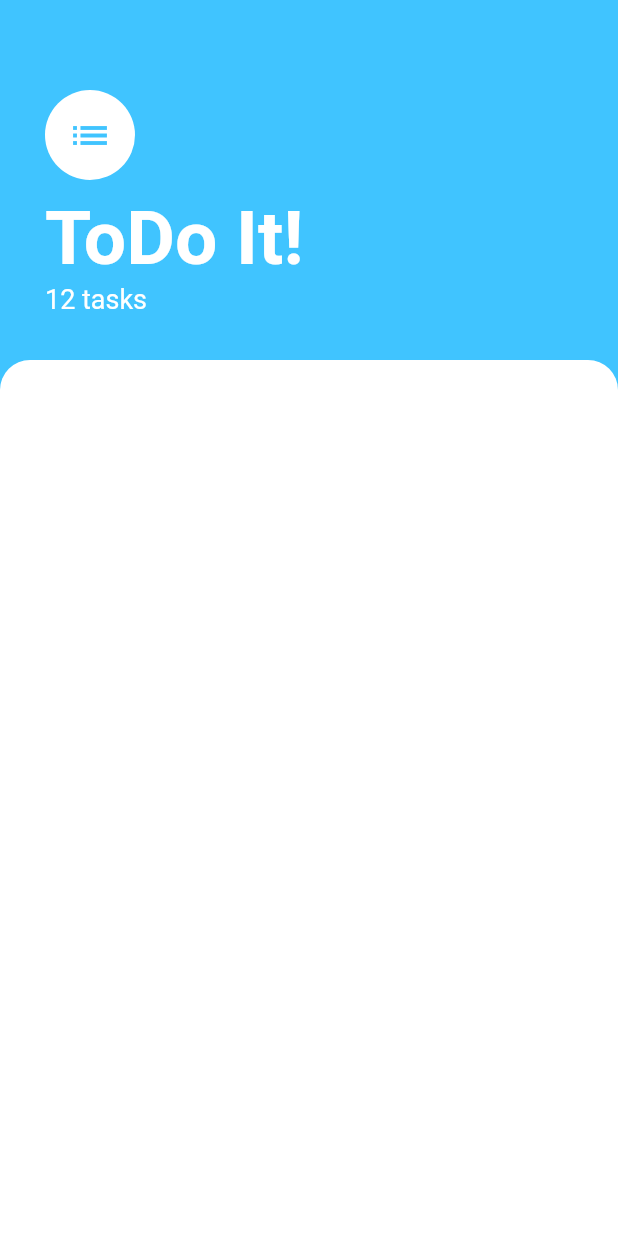
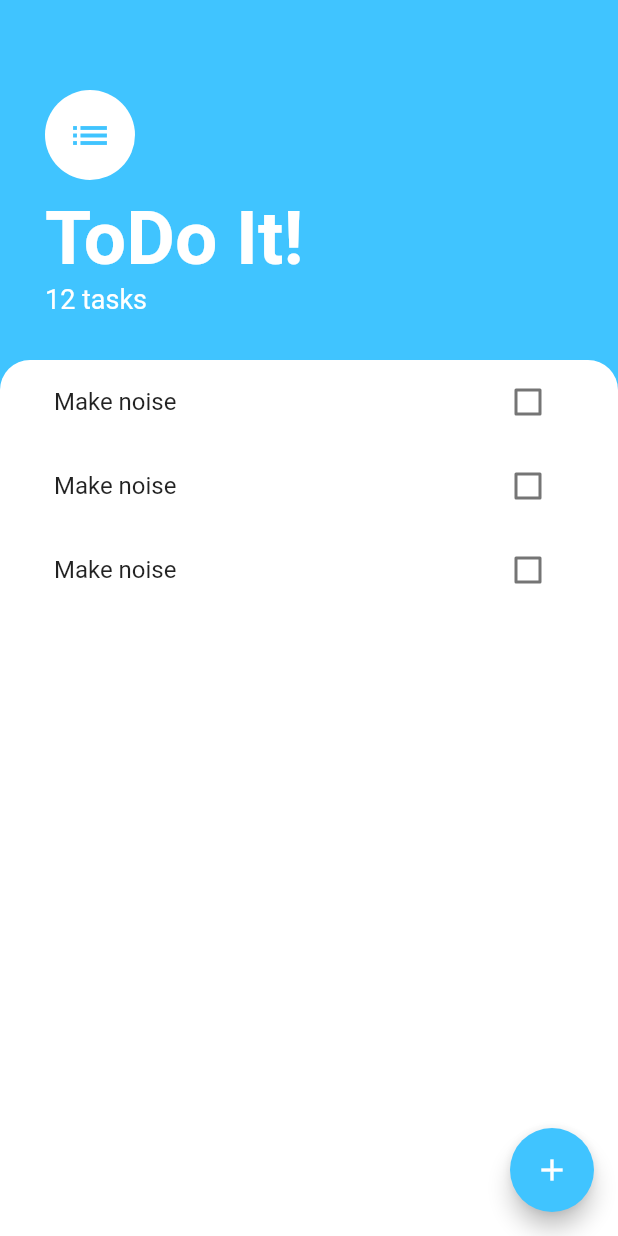
Before and after one commit to UlugbekYarkinov/todo_list, a Flutter app: the screen it shows after launch, on a phone screen of 412 x 824 dp. Run offline on Flutter 3.47's test engine with Material 2 defaults, Android fonts, the phone set to English and light mode, and no system bars.

Commit message:
tasks list added

```diff
--- /dev/null
+++ b/lib/components/tasks_list.dart
@@ -0,0 +1,28 @@
+import 'package:flutter/material.dart';
+
+class TasksList extends StatelessWidget {
+  const TasksList({Key? key}) : super(key: key);
+
+  @override
+  Widget build(BuildContext context) {
+    return ListView(
+      children: [
+        TaskTile(),
+        TaskTile(),
+        TaskTile(),
+      ],
+    );
+  }
+}
+
+class TaskTile extends StatelessWidget {
+  const TaskTile({Key? key}) : super(key: key);
+
+  @override
+  Widget build(BuildContext context) {
+    return ListTile(
+      title: Text('Make noise'),
+      trailing: Checkbox(value: false, onChanged: (value) {}),
+    );
+  }
+}
--- a/lib/screens/tasks_screen.dart
+++ b/lib/screens/tasks_screen.dart
@@ -1,4 +1,5 @@
 import 'package:flutter/material.dart';
+import 'package:todo_list/components/tasks_list.dart';
 
 class TasksScreen extends StatelessWidget {
   const TasksScreen({Key? key}) : super(key: key);
@@ -53,12 +54,18 @@ class TasksScreen extends StatelessWidget {
                   borderRadius: BorderRadius.only(
                     topLeft: Radius.circular(20.0),
                     topRight: Radius.circular(20.0),
-                  )
-              ),
+                  )),
+              padding: const EdgeInsets.symmetric(horizontal: 20.0),
+              child: TasksList(),
             ),
           )
         ],
       ),
+      floatingActionButton: FloatingActionButton(
+        onPressed: () {},
+        backgroundColor: Colors.lightBlueAccent,
+        child: const Icon(Icons.add),
+      ),
     );
   }
 }
```
